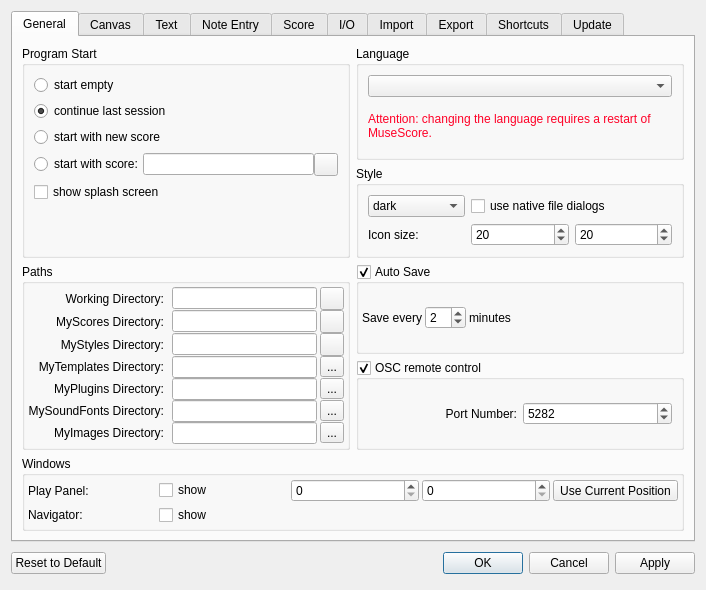
The window that mscore/mscore/prefsdialog.ui (musescore/musescore-old) describes before a commit, drawn with Qt 5.
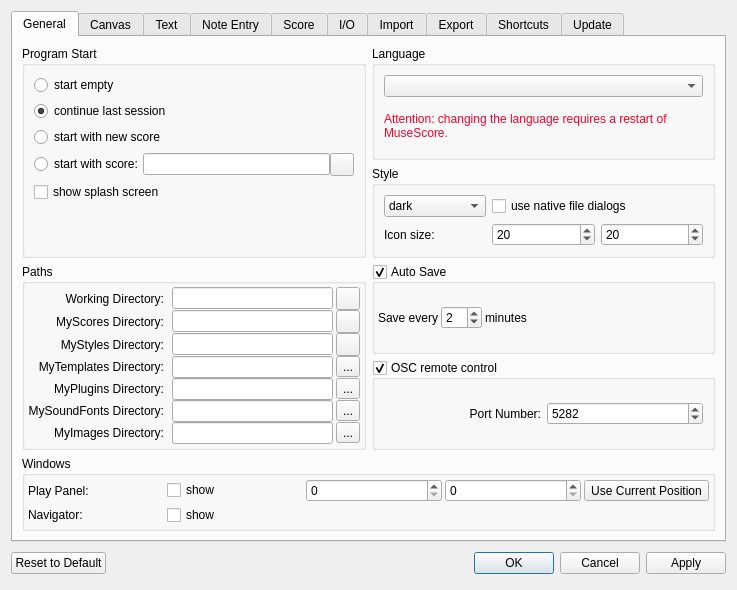
The same window after the commit. The open tabs and pages were chosen to show the change. Custom widgets are drawn as their Qt base class.

```diff
--- a/mscore/mscore/prefsdialog.ui
+++ b/mscore/mscore/prefsdialog.ui
@@ -6,8 +6,8 @@
    <rect>
     <x>0</x>
     <y>0</y>
-    <width>706</width>
-    <height>553</height>
+    <width>737</width>
+    <height>542</height>
    </rect>
   </property>
   <property name="windowTitle">
```
Left out of the diff: 2 changed lines with no effect on the pictures.
